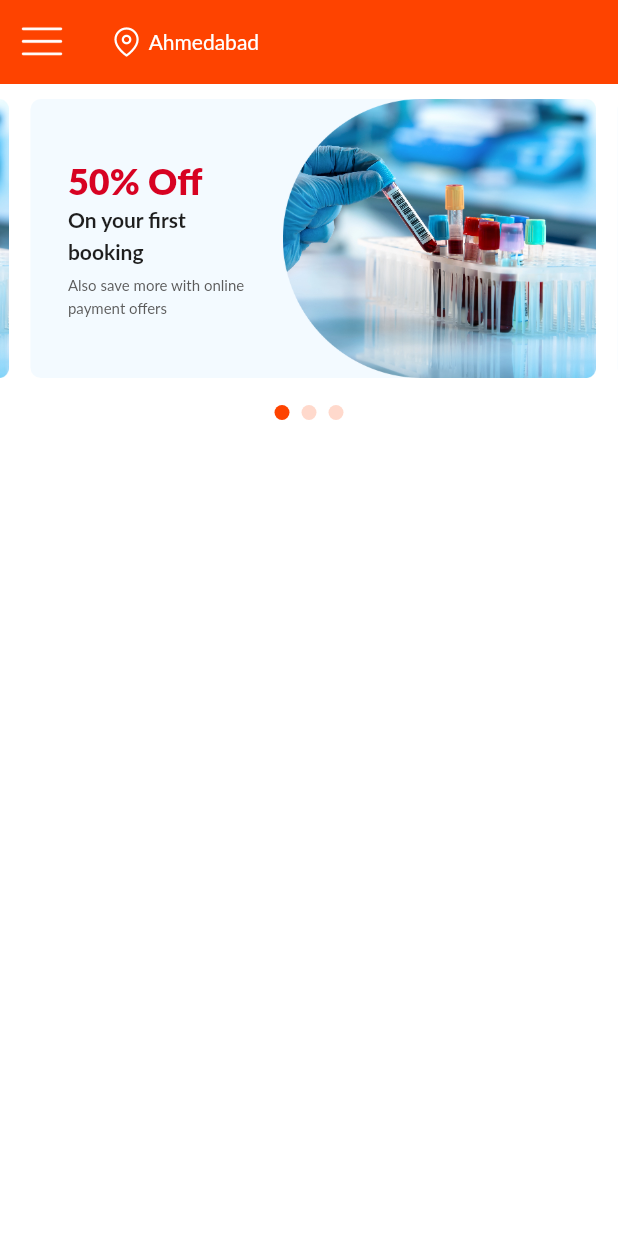
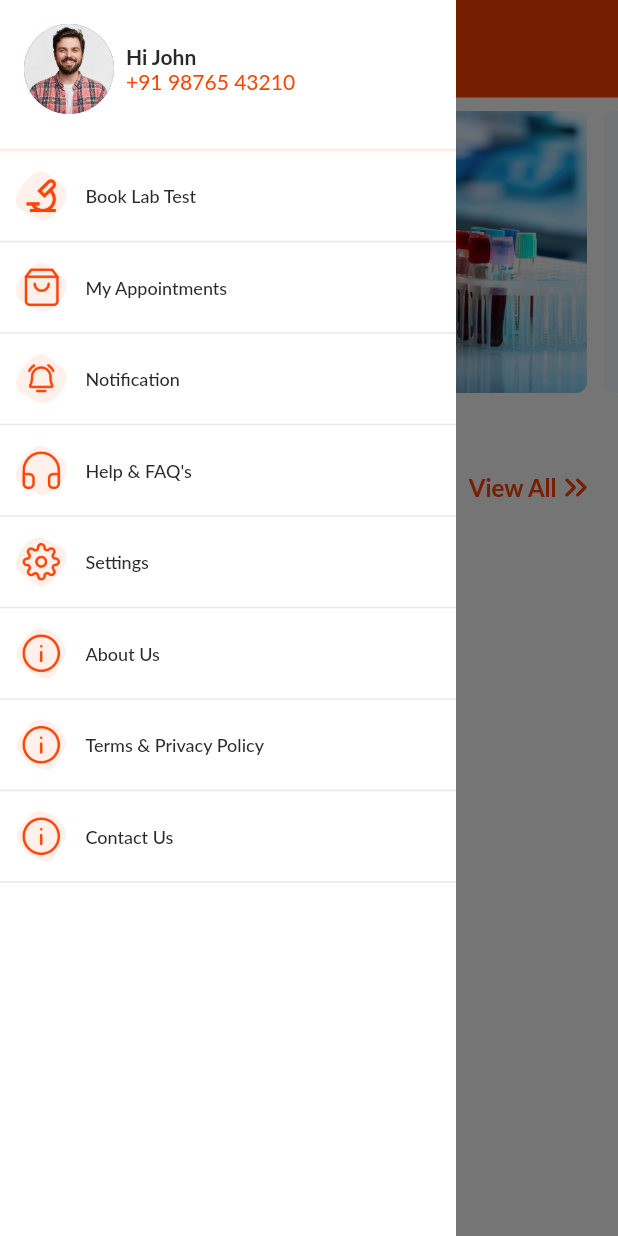
Before and after one commit to codefencers-git/oyo-lab, a Flutter app: the HomePage screen opened by its route, with the side drawer open (before the commit the screen has no drawer), on a phone screen of 412 x 824 dp. Run offline on Flutter 3.47's test engine with Material 2 defaults, Android fonts, the light colour scheme and no system bars; drawn by our look-alikes of carousel_slider; our stand-ins replace flutter_easyloading, get, pin_code_fields.

```diff
--- a/lib/main.dart
+++ b/lib/main.dart
@@ -5,6 +5,7 @@ import 'package:oyo_labs/themedata.dart';
 import 'package:get/get.dart';
 
 void main() {
+
   runApp(const MyApp());
   configLoading();
 }
--- /dev/null
+++ b/lib/screens/home/drawer_sceen.dart
@@ -0,0 +1,135 @@
+import 'package:flutter/material.dart';
+import 'package:oyo_labs/themedata.dart';
+
+class DrawerWidget extends StatelessWidget {
+  const DrawerWidget({
+    Key? key,
+    required this.width,
+  }) : super(key: key);
+
+  final double width;
+
+  @override
+  Widget build(BuildContext context) {
+    return Drawer(
+      backgroundColor: ThemeClass.whiteColor,
+      elevation: 0,
+      child: Column(
+        children: [
+          _buildProfileWidget(),
+          Padding(
+            padding: const EdgeInsets.only(top: 16.0),
+            child: Divider(
+              thickness: 2,
+              color: ThemeClass.orangeColor.withOpacity(0.1),
+            ),
+          ),
+          _buildDrawerListTile(
+            tileLabel: "Book Lab Test",
+            tileIconPath: "assets/icons/lab-test-icon.png",
+          ),
+          _buildDrawerListTile(
+            tileLabel: "My Appointments",
+            tileIconPath: "assets/icons/appointment-icon.png",
+          ),
+          _buildDrawerListTile(
+            tileLabel: "Notification",
+            tileIconPath: "assets/icons/notification-icon.png",
+          ),
+          _buildDrawerListTile(
+            tileLabel: "Help & FAQ's",
+            tileIconPath: "assets/icons/help-faq-icon.png",
+          ),
+          _buildDrawerListTile(
+            tileLabel: "Settings",
+            tileIconPath: "assets/icons/setting-icon.png",
+          ),
+          _buildDrawerListTile(
+            tileLabel: "About Us",
+            tileIconPath: "assets/icons/info-icon.png",
+          ),
+          _buildDrawerListTile(
+            tileLabel: "Terms & Privacy Policy",
+            tileIconPath: "assets/icons/info-icon.png",
+          ),
+          _buildDrawerListTile(
+            tileLabel: "Contact Us",
+            tileIconPath: "assets/icons/info-icon.png",
+          ),
+        ],
+      ),
+    );
+  }
+
+  Column _buildDrawerListTile(
+      {String tileLabel = "", String tileIconPath = ""}) {
+    return Column(
+      children: [
+        Padding(
+          padding: const EdgeInsets.symmetric(horizontal: 10.0, vertical: 5),
+          child: Row(
+            children: [
+              Image(
+                image: AssetImage(tileIconPath),
+                height: 35,
+              ),
+              const SizedBox(width: 12),
+              Text(
+                tileLabel,
+                style: TextStyle(
+                    fontSize: 12,
+                    fontWeight: FontWeight.w500,
+                    color: ThemeClass.darkgreyColor),
+              )
+            ],
+          ),
+        ),
+        Divider(
+          thickness: 1,
+          color: ThemeClass.blackColor1.withOpacity(0.1),
+        ),
+      ],
+    );
+  }
+
+  Padding _buildProfileWidget() {
+    return Padding(
+      padding: const EdgeInsets.only(top: 16, left: 16, right: 16),
+      child: Row(
+        children: [
+          CircleAvatar(
+            radius: 30,
+            child: Image.asset("assets/images/profile-picture.png"),
+          ),
+          const SizedBox(width: 8),
+          SizedBox(
+            width: width * 0.45,
+            child: Column(
+              crossAxisAlignment: CrossAxisAlignment.start,
+              children: [
+                Text(
+                  "Hi John",
+                  maxLines: 1,
+                  overflow: TextOverflow.ellipsis,
+                  style: TextStyle(
+                    color: ThemeClass.darkgreyColor,
+                    fontSize: 14,
+                    fontWeight: FontWeight.w700,
+                  ),
+                ),
+                Text(
+                  "+91 98765 43210",
+                  style: TextStyle(
+                    color: ThemeClass.orangeColor,
+                    fontSize: 14,
+                    fontWeight: FontWeight.w400,
+                  ),
+                ),
+              ],
+            ),
+          )
+        ],
+      ),
+    );
+  }
+}
--- a/lib/screens/home/home_page.dart
+++ b/lib/screens/home/home_page.dart
@@ -1,6 +1,10 @@
+import 'dart:ui';
+
 import 'package:carousel_slider/carousel_slider.dart';
 import 'package:flutter/material.dart';
+import 'package:oyo_labs/screens/home/drawer_sceen.dart';
 import 'package:oyo_labs/themedata.dart';
+import 'package:oyo_labs/widgets/appbar/homepage_appbar.dart';
 
 class HomePage extends StatefulWidget {
   const HomePage({Key? key}) : super(key: key);
@@ -14,10 +18,19 @@ final List<String> imgList = [
   'assets/images/home-page-slider.png',
   'assets/images/home-page-slider.png',
 ];
+var scaffoldKey = GlobalKey<ScaffoldState>();
 
 class _HomePageState extends State<HomePage> {
   int _current = 0;
   final CarouselController _controller = CarouselController();
+
+  void openDrawer() {
+    scaffoldKey.currentState!.openDrawer();
+  }
+
+  void closeDrawer() {
+    scaffoldKey.currentState!.openEndDrawer();
+  }
 
   @override
   Widget build(BuildContext context) {
@@ -26,37 +39,66 @@ class _HomePageState extends State<HomePage> {
     return SafeArea(
       child: Scaffold(
         backgroundColor: ThemeClass.whiteColor,
-        appBar: AppBar(
-          backgroundColor: ThemeClass.orangeColor,
-          elevation: 0,
-          leading: GestureDetector(
-            onTap: () {},
-            child: const Padding(
-              padding: EdgeInsets.symmetric(vertical: 8.0),
-              child: ImageIcon(
-                AssetImage("assets/icons/icon-hamberger.png"),
+        key: scaffoldKey,
+        appBar: PreferredSize(
+          preferredSize: const Size.fromHeight(65),
+          child: HomePageAppBar(
+            onTap: () {
+              scaffoldKey.currentState!.openDrawer();
+            },
           ),
         ),
+        drawer: DrawerWidget(width: width),
+        body: Column(
+          children: [
+            _buildCarouselSlider(width),
+            Container(
+              padding: const EdgeInsets.all(15.0),
+              child: Row(
+                mainAxisAlignment: MainAxisAlignment.spaceBetween,
+                children: [
+                  Text(
+                    "Laboratory Near by You",
+                    style: TextStyle(
+                        fontSize: 16,
+                        fontWeight: FontWeight.w600,
+                        color: ThemeClass.blackColor2),
                   ),
-          title: Row(
+                  GestureDetector(
+                    onTap: () {},
+                    child: Row(
                       children: [
-              ImageIcon(AssetImage("assets/icons/icon-location.png")),
                         Text(
-                " Ahmedabad",
+                          "View All",
                           style: TextStyle(
-                    fontSize: 14,
-                    color: ThemeClass.whiteColor,
-                    fontWeight: FontWeight.w400),
+                              fontSize: 16,
+                              fontWeight: FontWeight.w600,
+                              color: ThemeClass.orangeColor),
+                        ),
+                        Icon(
+                          Icons.keyboard_double_arrow_right_rounded,
+                          size: 26,
+                          color: ThemeClass.orangeColor,
+                        )
+                      ],
+                    ),
                   ),
                 ],
               ),
+            )
+          ],
         ),
-        body: Column(
+      ),
+    );
+  }
+
+  Column _buildCarouselSlider(double width) {
+    return Column(
       children: [
         CarouselSlider(
           items: imgList
               .map((item) => Container(
-                        margin: const EdgeInsets.all(10),
+                    margin: const EdgeInsets.all(9),
                     decoration: BoxDecoration(
                         color: ThemeClass.skyblueColor,
                         borderRadius: BorderRadius.circular(7)),
@@ -64,7 +106,7 @@ class _HomePageState extends State<HomePage> {
                       mainAxisAlignment: MainAxisAlignment.spaceBetween,
                       children: [
                         Container(
-                              padding: const EdgeInsets.all(25),
+                          padding: const EdgeInsets.all(18),
                           child: Column(
                             crossAxisAlignment: CrossAxisAlignment.start,
                             mainAxisAlignment: MainAxisAlignment.center,
@@ -80,17 +122,17 @@ class _HomePageState extends State<HomePage> {
                                 "On your first\nbooking",
                                 softWrap: true,
                                 style: TextStyle(
-                                        height: 1.5,
+                                    height: 1.6,
                                     fontSize: 14,
                                     color: ThemeClass.blackColor1,
                                     fontWeight: FontWeight.w600),
                               ),
-                                  SizedBox(height: 5),
+                              const SizedBox(height: 5),
                               Text(
                                 "Also save more with online\npayment offers",
                                 softWrap: true,
                                 style: TextStyle(
-                                        height: 1.5,
+                                    height: 1.6,
                                     fontSize: 10,
                                     color: ThemeClass.greyColor1,
                                     fontWeight: FontWeight.w400),
@@ -113,8 +155,8 @@ class _HomePageState extends State<HomePage> {
               enlargeCenterPage: false,
               aspectRatio: 2.0,
               enableInfiniteScroll: false,
-                  viewportFraction: 0.95,
-                  initialPage: 1,
+              viewportFraction: 0.91,
+              initialPage: 0,
               onPageChanged: (index, reason) {
                 setState(() {
                   _current = index;
@@ -129,8 +171,8 @@ class _HomePageState extends State<HomePage> {
               child: Container(
                 width: 10.0,
                 height: 10.0,
-                    margin: const EdgeInsets.symmetric(
-                        vertical: 8.0, horizontal: 4.0),
+                margin:
+                    const EdgeInsets.symmetric(vertical: 8.0, horizontal: 4.0),
                 decoration: BoxDecoration(
                     shape: BoxShape.circle,
                     color: _current == entry.key
@@ -141,8 +183,6 @@ class _HomePageState extends State<HomePage> {
           }).toList(),
         ),
       ],
-        ),
-      ),
     );
   }
 }
--- /dev/null
+++ b/lib/widgets/appbar/homepage_appbar.dart
@@ -0,0 +1,42 @@
+// ignore_for_file: must_be_immutable
+
+import 'package:flutter/material.dart';
+import 'package:oyo_labs/themedata.dart';
+
+class HomePageAppBar extends StatelessWidget {
+   HomePageAppBar({
+    Key? key, required this.onTap
+  }) : super(key: key);
+
+  VoidCallback onTap;
+
+  @override
+  Widget build(BuildContext context) {
+    return AppBar(
+      backgroundColor: ThemeClass.orangeColor,
+      toolbarHeight: 70,
+      elevation: 0,
+      leading: GestureDetector(
+        onTap: onTap,
+        child: const Padding(
+          padding: EdgeInsets.symmetric(vertical: 13.0),
+          child: ImageIcon(
+            AssetImage("assets/icons/icon-hamberger.png"),
+          ),
+        ),
+      ),
+      title: Row(
+        children: [
+          const ImageIcon(AssetImage("assets/icons/icon-location.png")),
+          Text(
+            " Ahmedabad, Gujarat",
+            style: TextStyle(
+                fontSize: 14,
+                color: ThemeClass.whiteColor,
+                fontWeight: FontWeight.w400),
+          ),
+        ],
+      ),
+    );
+  }
+}
--- a/lib/widgets/buttons/round_button.dart
+++ b/lib/widgets/buttons/round_button.dart
@@ -12,9 +12,9 @@ class RoundButton extends StatelessWidget {
     Key? key,
     required this.buttonLabel,
     required this.onTap,
-    required this.fontSize,
-    required this.fontWeight,
-    required this.fontFamily,
+    this.fontSize = 16,
+    this.fontWeight=FontWeight.w600,
+    this.fontFamily='Lato',
   }) : super(key: key);
 
   @override
```
Also changed, not shown: lib/screens/authentication/change_password_screen.dart (+4 -13 lines), lib/screens/authentication/forgot_password_screen.dart (+4 -8 lines), lib/screens/authentication/login.dart (+5 -36 lines), lib/screens/authentication/signup_screen.dart (+10 -40 lines), lib/screens/home/all_laboratories.dart (added, +15 -0 lines), lib/screens/onboarding_screen.dart (+1 -20 lines), lib/services/validation_services.dart (added, +60 -0 lines), assets/icons/appointment-icon.png (added), assets/icons/help-faq-icon.png (added), assets/icons/info-icon.png (added), assets/icons/lab-test-icon.png (added), assets/icons/logout-icon.png (added), assets/icons/notification-icon.png (added), assets/icons/setting-icon.png (added), 1 more files. Lines whose indentation alone changed are shown as unchanged.
